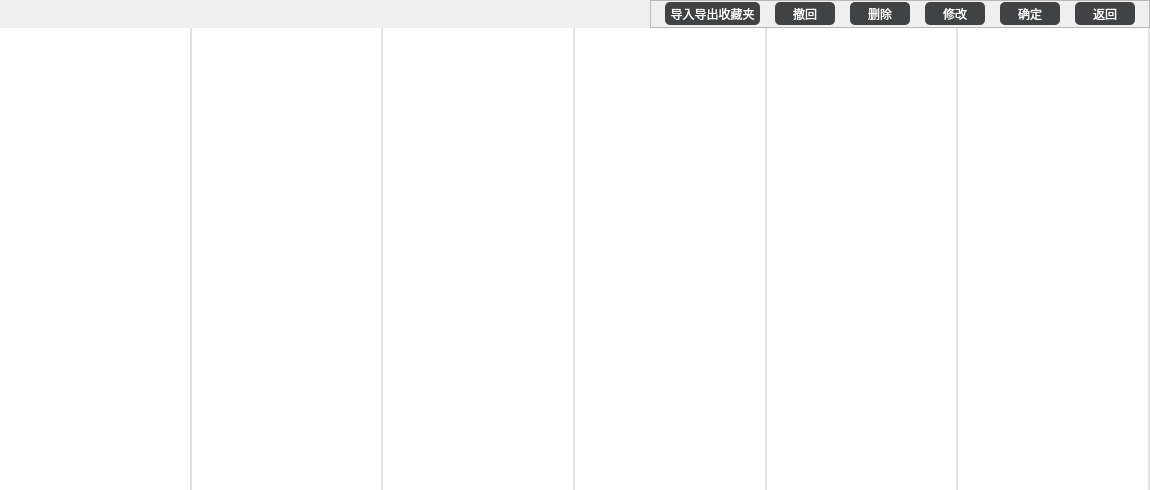
Old version of the form VideoPlayer/browser/CollectRecords.ui in the repository huizhang556/pc-video-player.
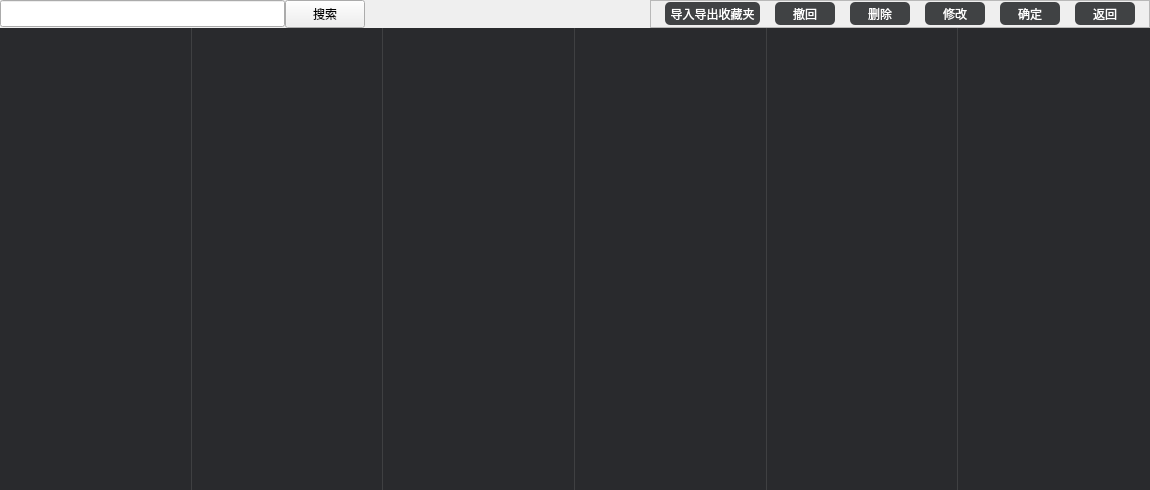
New version of the form.

Patch:
```diff
--- a/VideoPlayer/browser/CollectRecords.ui
+++ b/VideoPlayer/browser/CollectRecords.ui
@@ -40,8 +40,43 @@
      <item>
       <layout class="QHBoxLayout" name="horizontalLayout_3">
        <property name="spacing">
-        <number>15</number>
+        <number>0</number>
        </property>
+       <item>
+        <widget class="QLineEdit" name="lineEdit_search">
+         <property name="minimumSize">
+          <size>
+           <width>260</width>
+           <height>27</height>
+          </size>
+         </property>
+         <property name="maximumSize">
+          <size>
+           <width>300</width>
+           <height>27</height>
+          </size>
+         </property>
+        </widget>
+       </item>
+       <item>
+        <widget class="QPushButton" name="pushButton_search">
+         <property name="minimumSize">
+          <size>
+           <width>0</width>
+           <height>28</height>
+          </size>
+         </property>
+         <property name="maximumSize">
+          <size>
+           <width>16777215</width>
+           <height>28</height>
+          </size>
+         </property>
+         <property name="text">
+          <string>搜索</string>
+         </property>
+        </widget>
+       </item>
        <item>
         <spacer name="horizontalSpacer_3">
          <property name="minimumSize">
@@ -314,6 +349,34 @@
       </layout>
      </item>
      <item>
+      <widget class="QStackedWidget" name="stackedWidget">
+       <property name="styleSheet">
+        <string notr="true">#stackedWidget
+{
+border:none;
+}</string>
+       </property>
+       <property name="currentIndex">
+        <number>0</number>
+       </property>
+       <widget class="QWidget" name="page">
+        <layout class="QVBoxLayout" name="verticalLayout_3">
+         <property name="spacing">
+          <number>0</number>
+         </property>
+         <property name="leftMargin">
+          <number>0</number>
+         </property>
+         <property name="topMargin">
+          <number>0</number>
+         </property>
+         <property name="rightMargin">
+          <number>0</number>
+         </property>
+         <property name="bottomMargin">
+          <number>0</number>
+         </property>
+         <item>
       <layout class="QHBoxLayout" name="horizontalLayout_2">
        <property name="spacing">
         <number>0</number>
@@ -321,10 +384,25 @@
        <item>
         <widget class="QListWidget" name="listWidget_record1">
          <property name="styleSheet">
-          <string notr="true">QListWidget
+              <string notr="true">#listWidget_record1
 {
-border:0px solid #e1e1e1;
-border-right-width:2px;
+border:0px solid #3f4042;
+border-right-width:1px;
+background-color: #292a2d;
+}
+
+#listWidget_record1::item
+{
+background-color: #292a2d;
+padding-right:5px;
+color: #d0d0d1;
+}
+
+#listWidget_record1::item:hover
+{
+background-color: #3e3f42;
+padding-right:5px;
+color: white;
 }</string>
          </property>
         </widget>
@@ -332,10 +410,25 @@
        <item>
         <widget class="QListWidget" name="listWidget_record2">
          <property name="styleSheet">
-          <string notr="true">QListWidget
+              <string notr="true">#listWidget_record2
 {
-border:0px solid #e1e1e1;
-border-right-width:2px;
+border:0px solid #3f4042;
+border-right-width:1px;
+background-color: #292a2d;
+}
+
+#listWidget_record2::item
+{
+background-color: #292a2d;
+padding-right:5px;
+color: #d0d0d1;
+}
+
+#listWidget_record2::item:hover
+{
+background-color: #3e3f42;
+padding-right:5px;
+color: white;
 }</string>
          </property>
         </widget>
@@ -343,10 +436,25 @@
        <item>
         <widget class="QListWidget" name="listWidget_record3">
          <property name="styleSheet">
-          <string notr="true">QListWidget
+              <string notr="true">#listWidget_record3
 {
-border:0px solid #e1e1e1;
-border-right-width:2px;
+border:0px solid #3f4042;
+border-right-width:1px;
+background-color: #292a2d;
+}
+
+#listWidget_record3::item
+{
+background-color: #292a2d;
+padding-right:5px;
+color: #d0d0d1;
+}
+
+#listWidget_record3::item:hover
+{
+background-color: #3e3f42;
+padding-right:5px;
+color: white;
 }</string>
          </property>
         </widget>
@@ -354,10 +462,25 @@
        <item>
         <widget class="QListWidget" name="listWidget_record4">
          <property name="styleSheet">
-          <string notr="true">QListWidget
+              <string notr="true">#listWidget_record4
 {
-border:0px solid #e1e1e1;
-border-right-width:2px;
+border:0px solid #3f4042;
+border-right-width:1px;
+background-color: #292a2d;
+}
+
+#listWidget_record4::item
+{
+background-color: #292a2d;
+padding-right:5px;
+color: #d0d0d1;
+}
+
+#listWidget_record4::item:hover
+{
+background-color: #3e3f42;
+padding-right:5px;
+color: white;
 }</string>
          </property>
         </widget>
@@ -365,10 +488,25 @@
        <item>
         <widget class="QListWidget" name="listWidget_record5">
          <property name="styleSheet">
-          <string notr="true">QListWidget
+              <string notr="true">#listWidget_record5
 {
-border:0px solid #e1e1e1;
-border-right-width:2px;
+border:0px solid #3f4042;
+border-right-width:1px;
+background-color: #292a2d;
+}
+
+#listWidget_record5::item
+{
+background-color: #292a2d;
+padding-right:5px;
+color: #d0d0d1;
+}
+
+#listWidget_record5::item:hover
+{
+background-color: #3e3f42;
+padding-right:5px;
+color: white;
 }</string>
          </property>
         </widget>
@@ -376,15 +514,85 @@
        <item>
         <widget class="QListWidget" name="listWidget_record6">
          <property name="styleSheet">
-          <string notr="true">QListWidget
+              <string notr="true">#listWidget_record6
 {
-border:0px solid #e1e1e1;
-border-right-width:2px;
+border:0px solid #3f4042;
+background-color: #292a2d;
+}
+
+#listWidget_record6::item
+{
+background-color: #292a2d;
+padding-right:5px;
+color: #d0d0d1;
+}
+
+#listWidget_record6::item:hover
+{
+background-color: #3e3f42;
+padding-right:5px;
+color: white;
 }</string>
          </property>
         </widget>
        </item>
       </layout>
+         </item>
+        </layout>
+       </widget>
+       <widget class="QWidget" name="page_2">
+        <layout class="QVBoxLayout" name="verticalLayout_4">
+         <property name="spacing">
+          <number>0</number>
+         </property>
+         <property name="leftMargin">
+          <number>0</number>
+         </property>
+         <property name="topMargin">
+          <number>0</number>
+         </property>
+         <property name="rightMargin">
+          <number>0</number>
+         </property>
+         <property name="bottomMargin">
+          <number>0</number>
+         </property>
+         <item>
+          <widget class="QListWidget" name="listWidget_findResults">
+           <property name="styleSheet">
+            <string notr="true">#listWidget_findResults
+{
+border:none;
+background-color: #292a2d;
+}
+
+#listWidget_findResults::item
+{
+color:transparent;
+background-color: #292a2d;
+}
+
+#listWidget_findResults::item:hover
+{
+background-color: #3e3f42;
+}
+
+#listWidget_findResults::item:selected
+{
+color:transparent;
+background-color: white;
+}
+
+#listWidget_findResults::item:!selected
+{
+color:transparent;
+}</string>
+           </property>
+          </widget>
+         </item>
+        </layout>
+       </widget>
+      </widget>
      </item>
     </layout>
    </item>
```
Left out of the diff: 7 changed lines with no effect on the pictures. Lines whose indentation alone changed are shown as unchanged.
